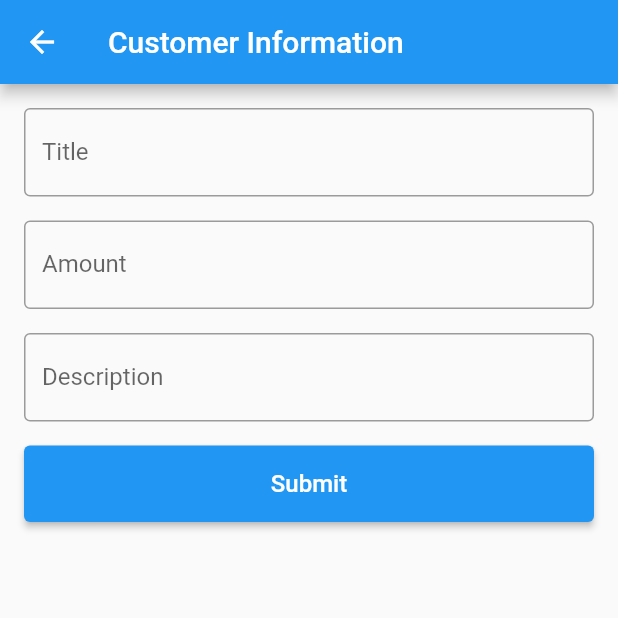
After one commit to Yoseph-Gebeyehu/Grocery-App, a Flutter app: the CustomerInformationForm screen opened by its route, after a tap on "Submit", on a phone screen of 412 x 824 dp, the top half of it. The commit adds this screen. Run offline on Flutter 3.47's test engine with Material 2 defaults, Android fonts, the phone set to English and light mode, and no system bars; our stand-ins replace bloc, equatable, flutter_bloc, shared_preferences; accounts and stored records are empty; network calls fail.

Commit message:
Add payment integration

```diff
--- a/lib/domain/Constants/router/app_route.dart
+++ b/lib/domain/Constants/router/app_route.dart
@@ -1,4 +1,5 @@
 import 'package:flutter/material.dart';
+import 'package:grocery/presentation/CheckOut/customer_info.dart';
 
 import '../../../data/Models/home_model.dart';
 import '../../../presentation/Auth/View/signin.dart';
@@ -14,6 +15,9 @@ import '../../../presentation/thank_you.dart';
 class AppRoute {
   Route? onGenerateRoute(RouteSettings routeSettings) {
     HomeModel? fruit;
+    String title;
+    String amount;
+    String description;
 
     if (routeSettings.name == ItemDetail.itemDetail) {
       fruit = routeSettings.arguments as HomeModel;
@@ -57,6 +61,8 @@ class AppRoute {
         return MaterialPageRoute(
           builder: (_) => const ThankYouPage(),
         );
+      case CustomerInformationForm.customerInfo:
+        return MaterialPageRoute(builder: (_) => CustomerInformationForm());
       default:
         return null;
     }
--- /dev/null
+++ b/lib/presentation/CheckOut/check_out.dart
@@ -0,0 +1,41 @@
+import 'package:flutter/material.dart';
+import 'package:url_launcher/url_launcher.dart';
+
+class ChapaCheckoutScreen extends StatelessWidget {
+  String checkOutUrl;
+  ChapaCheckoutScreen({
+    required this.checkOutUrl,
+  });
+  // final String checkoutUrl =
+  // 'https://checkout.chapa.co/checkout/payment/ZZDPCEUBJURRiItL592NkVB2WBz8UkvGLXAwzwdbs44Cy';
+
+  // void navigateToCheckout() async {
+  //   if (await canLaunch(checkoutUrl)) {
+  //     await launch(checkoutUrl);
+  //   } else {
+  //     throw 'Could not launch $checkoutUrl';
+  //   }
+  // }
+
+  //  final Uri  _uri = Uri.parse(checkOutUrl);
+  Future<void> _launchUrl() async {
+    if (!await launchUrl(Uri.parse(checkOutUrl))) {
+      throw Exception('counld not launch ${Uri.parse(checkOutUrl)}');
+    }
+  }
+
+  @override
+  Widget build(BuildContext context) {
+    return Scaffold(
+      appBar: AppBar(
+        title: const Text('Chapa Checkout'),
+      ),
+      body: Center(
+        child: ElevatedButton(
+          onPressed: () => _launchUrl(),
+          child: const Text('Go to Checkout'),
+        ),
+      ),
+    );
+  }
+}
--- /dev/null
+++ b/lib/presentation/CheckOut/customer_info.dart
@@ -0,0 +1,131 @@
+import 'dart:convert';
+
+import 'package:flutter/material.dart';
+import 'package:grocery/presentation/CheckOut/check_out.dart';
+import 'package:http/http.dart' as http;
+
+class CustomerInformationForm extends StatefulWidget {
+  static const customerInfo = 'customer-info';
+  @override
+  _CustomerInformationFormState createState() =>
+      _CustomerInformationFormState();
+}
+
+class _CustomerInformationFormState extends State<CustomerInformationForm> {
+  final TextEditingController titleController = TextEditingController();
+  final TextEditingController amountController = TextEditingController();
+  final TextEditingController descriptionController = TextEditingController();
+
+  String? title;
+  String? amount;
+  String? description;
+
+  @override
+  Widget build(BuildContext context) {
+    return Scaffold(
+      appBar: AppBar(
+        title: const Text('Customer Information'),
+      ),
+      body: Padding(
+        padding: const EdgeInsets.all(16.0),
+        child: Form(
+          child: Column(
+            crossAxisAlignment: CrossAxisAlignment.stretch,
+            children: [
+              TextFormField(
+                controller: titleController,
+                onChanged: (value) {
+                  setState(() {
+                    title = value;
+                  });
+                },
+                decoration: const InputDecoration(
+                  labelText: 'Title',
+                  border: OutlineInputBorder(),
+                ),
+              ),
+              const SizedBox(height: 16.0),
+              TextFormField(
+                controller: amountController,
+                onChanged: (value) {
+                  setState(() {
+                    amount = value;
+                  });
+                },
+                decoration: const InputDecoration(
+                  labelText: 'Amount',
+                  border: OutlineInputBorder(),
+                ),
+                validator: (value) {
+                  if (value!.isEmpty) {
+                    return 'Please enter an amount';
+                  }
+                  return null;
+                },
+              ),
+              const SizedBox(height: 16.0),
+              TextFormField(
+                controller: descriptionController,
+                onChanged: (value) {
+                  setState(() {
+                    description = value;
+                  });
+                },
+                decoration: const InputDecoration(
+                  labelText: 'Description',
+                  border: OutlineInputBorder(),
+                ),
+              ),
+              const SizedBox(height: 16.0),
+              ElevatedButton(
+                onPressed: () async {
+                  // Now you can use title, amount, and description to create the request body
+                  var body = json.encode({
+                    'email': 'yosephgebeyehu73@gmail.com',
+                    'amount': amount,
+                    'first_name': 'firstName',
+                    'last_name': 'lastName',
+                    'phone_number': '0918292773',
+                    'tx_ref': 'hellobrohowyoudoing',
+                    'currency': 'ETB',
+                    'callback_url': 'https://your-callback-url.com',
+                    'return_url': 'https://your-return-url.com',
+                    'customization': {
+                      'title': title,
+                      'description': description,
+                    }
+                  });
+
+                  var headers = {
+                    'Authorization':
+                        'Bearer CHASECK_TEST-KzqTmzYnjSL5UDnlA7YuiAZY3OoeujYo',
+                    'Content-Type': 'application/json'
+                  };
+                  var response = await http.post(
+                    Uri.parse('https://api.chapa.co/v1/transaction/initialize'),
+                    headers: headers,
+                    body: body,
+                  );
+                  print(response.statusCode);
+                  var responseData = json.decode(response.body);
+
+                  String checkoutUrl = responseData['data']['checkout_url'];
+                  Navigator.of(context).push(MaterialPageRoute(
+                      builder: (context) =>
+                          ChapaCheckoutScreen(checkOutUrl: checkoutUrl)));
+                },
+                style: ElevatedButton.styleFrom(
+                  padding: const EdgeInsets.symmetric(vertical: 16.0),
+                ),
+                child: const Text(
+                  'Submit',
+                  style: TextStyle(fontSize: 16.0),
+                ),
+              ),
+            ],
+          ),
+        ),
+      ),
+    );
+  }
+}
--- a/lib/presentation/shopping_cart.dart
+++ b/lib/presentation/shopping_cart.dart
@@ -6,6 +6,7 @@ import '../data/Models/home_model.dart';
 import '../domain/Constants/Images/home_images2.dart';
 import '../domain/Constants/names/category_fruit_names.dart';
 import '../domain/Constants/names/home_fruit_names.dart';
+import 'CheckOut/customer_info.dart';
 
 class ShoppingCart extends StatefulWidget {
   const ShoppingCart({Key? key}) : super(key: key);
@@ -299,7 +300,9 @@ class _ShoppingCartState extends State<ShoppingCart> {
                             ),
                             SizedBox(height: deviceSize.height * 0.009),
                             ElevatedButton(
-                              onPressed: () {},
+                              onPressed: () {
+                                Navigator.of(context).push(MaterialPageRoute(builder: (context) => CustomerInformationForm()));
+                              },
                               style: ButtonStyle(
                                 shape: MaterialStateProperty.all<
                                     RoundedRectangleBorder>(
```
Also changed, not shown: 1 other file.
